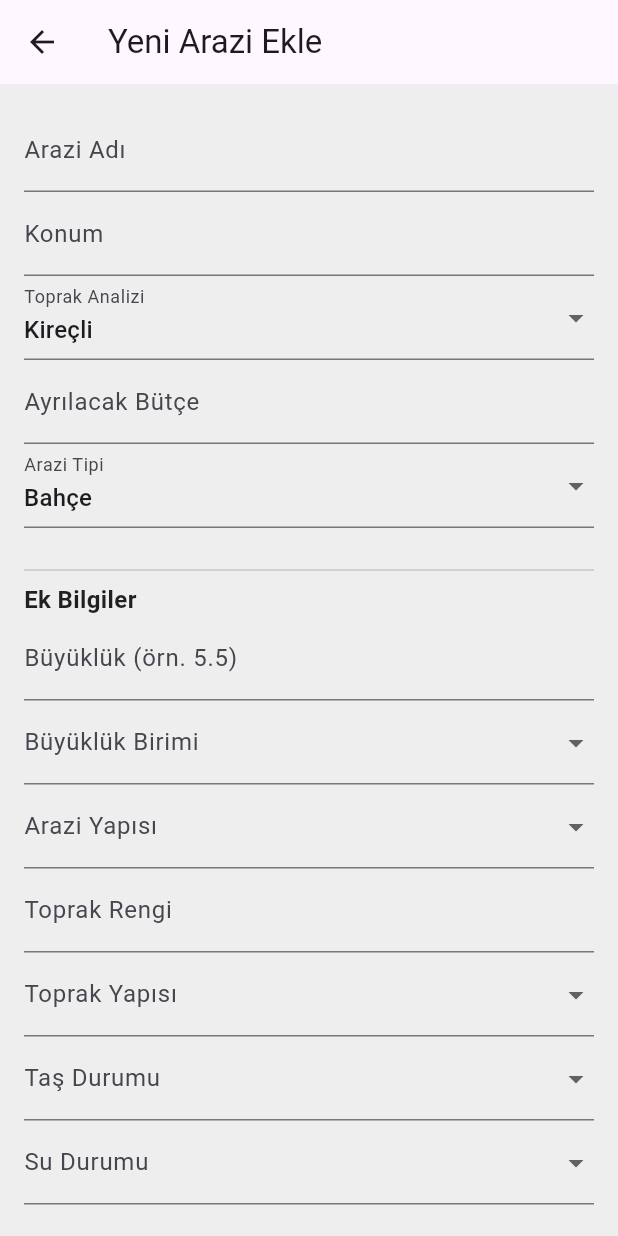
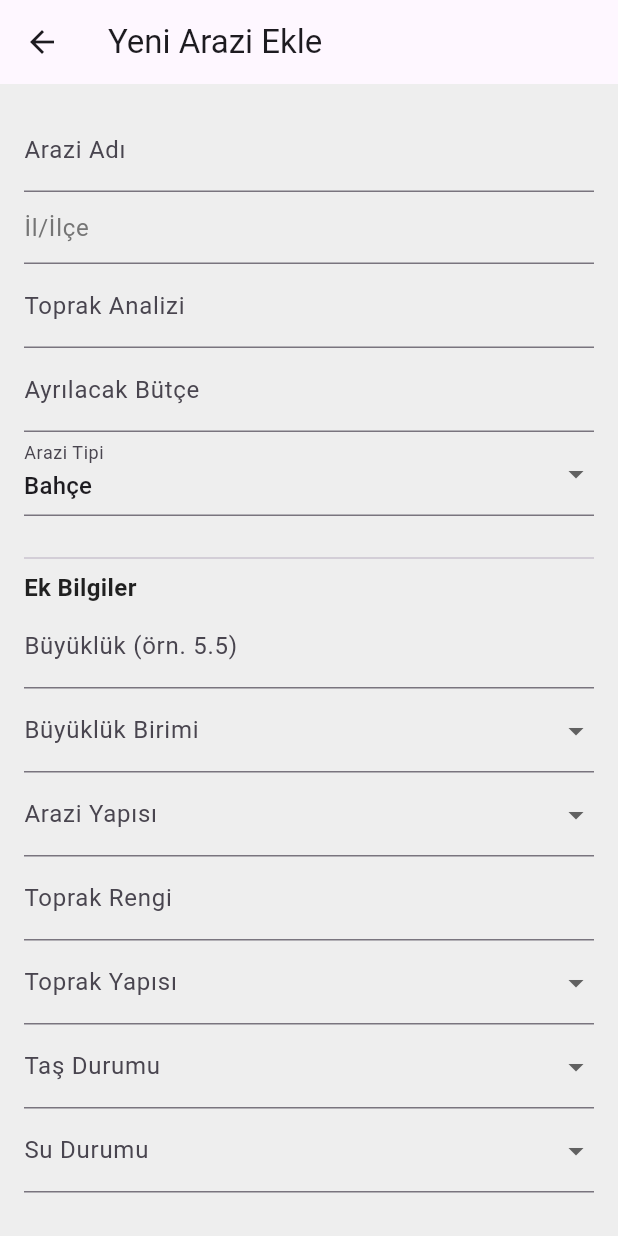
Before and after one commit to aysfshn/TerraSense, a Flutter app: the NewLandScreen screen opened directly, on a phone screen of 412 x 824 dp. Run offline on Flutter 3.47's test engine with Material 3 defaults, Android fonts, the phone set to English and light mode, and no system bars; our stand-ins replace flutter_markdown, image_picker, percent_indicator, shared_preferences; accounts and stored records are empty; network calls fail.

Commit message:
Görsel iyileştirmeler yapıldı.

```diff
--- a/terrasense/lib/screens/new_land_screen.dart
+++ b/terrasense/lib/screens/new_land_screen.dart
@@ -87,42 +87,35 @@ class _NewLandScreenState extends State<NewLandScreen> {
               ),
               // Konum
               TextFormField(
-                decoration: const InputDecoration(labelText: 'Konum'),
+                decoration: InputDecoration(
+                  hintText: 'İl/İlçe',
+                  hintStyle: TextStyle(
+                      color: Colors.grey[
+                          600]), // İsteğe bağlı: ipucu rengini ayarlayabilirsiniz
+                ),
                 onSaved: (val) => _location = val ?? '',
               ),
+
               // Toprak Analizi (DropDown)
-              DropdownButtonFormField<String>(
+              TextFormField(
                 decoration: const InputDecoration(labelText: 'Toprak Analizi'),
-                value: _selectedSoilAnalysis,
-                items: ['Kireçli', 'Killi', 'Kumlu', 'Humuslu', 'Diğer'].map((
-                  soilType,
-                ) {
-                  return DropdownMenuItem<String>(
-                    value: soilType,
-                    child: Text(soilType),
-                  );
-                }).toList(),
-                onChanged: (val) {
-                  setState(() {
-                    _selectedSoilAnalysis = val ?? 'Kireçli';
-                    _isOtherSoilSelected = (val == 'Diğer');
-                  });
+                onSaved: (val) {
+                  if (val != null && val.isNotEmpty) {
+                    _selectedSoilAnalysis = val;
+                  }
+                },
+                validator: (val) {
+                  if (val == null || val.isEmpty) {
+                    return 'Lütfen toprak analizi giriniz';
+                  }
+                  return null;
                 },
               ),
-              if (_isOtherSoilSelected)
-                TextFormField(
-                  decoration: const InputDecoration(
-                    labelText: 'Toprak Analizi (Diğer)',
-                  ),
-                  onSaved: (val) {
-                    if (_isOtherSoilSelected && val != null && val.isNotEmpty) {
-                      _selectedSoilAnalysis = val;
-                    }
-                  },
-                ),
+
               // Bütçe
               TextFormField(
-                decoration: const InputDecoration(labelText: 'Ayrılacak Bütçe'),
+                decoration: const InputDecoration(
+                    labelText: 'Ayrılacak Bütçe', suffixText: '₺'),
                 keyboardType: TextInputType.number,
                 onSaved: (val) {
                   if (val != null && val.isNotEmpty) {
@@ -287,7 +280,7 @@ class _NewLandScreenState extends State<NewLandScreen> {
               // **Eklemek istediğiniz yeni alanlar:**
               TextFormField(
                 decoration: const InputDecoration(
-                  labelText: 'Son Ürünler (Örn. Buğday, Mısır)',
+                  labelText: 'Hasat Edilen Son Ürünler (Örn. Buğday, Mısır)',
                 ),
                 onSaved: (val) => _recentProducts = val,
               ),
@@ -308,9 +301,28 @@ class _NewLandScreenState extends State<NewLandScreen> {
                   }
                 },
               ),
-              TextFormField(
+              DropdownButtonFormField<String>(
                 decoration: const InputDecoration(labelText: 'Don Durumları'),
+                value:
+                    _frostStatuses, // Varsayılan değeri "Don Yok" olarak ayarladık
+                items: ['Don Yok', 'Ara Sıra Don', 'Sık Don'].map((status) {
+                  return DropdownMenuItem<String>(
+                    value: status,
+                    child: Text(status),
+                  );
+                }).toList(),
+                onChanged: (val) {
+                  setState(() {
+                    _frostStatuses = val;
+                  });
+                },
                 onSaved: (val) => _frostStatuses = val,
+                validator: (val) {
+                  if (val == null || val.isEmpty) {
+                    return 'Lütfen don durumunu seçiniz';
+                  }
+                  return null;
+                },
               ),
 
               const SizedBox(height: 20),
--- a/terrasense/pubspec.yaml
+++ b/terrasense/pubspec.yaml
@@ -15,6 +15,7 @@ dependencies:
   flutter_markdown: ^0.6.10
   weather: ^3.1.1
   intl: ^0.18.1
+  percent_indicator: ^4.2.2
 
 dev_dependencies:
   flutter_test:
```
Also changed, not shown: terrasense/lib/screens/main_menu_screen.dart (+16 -2 lines), terrasense/pubspec.lock.
